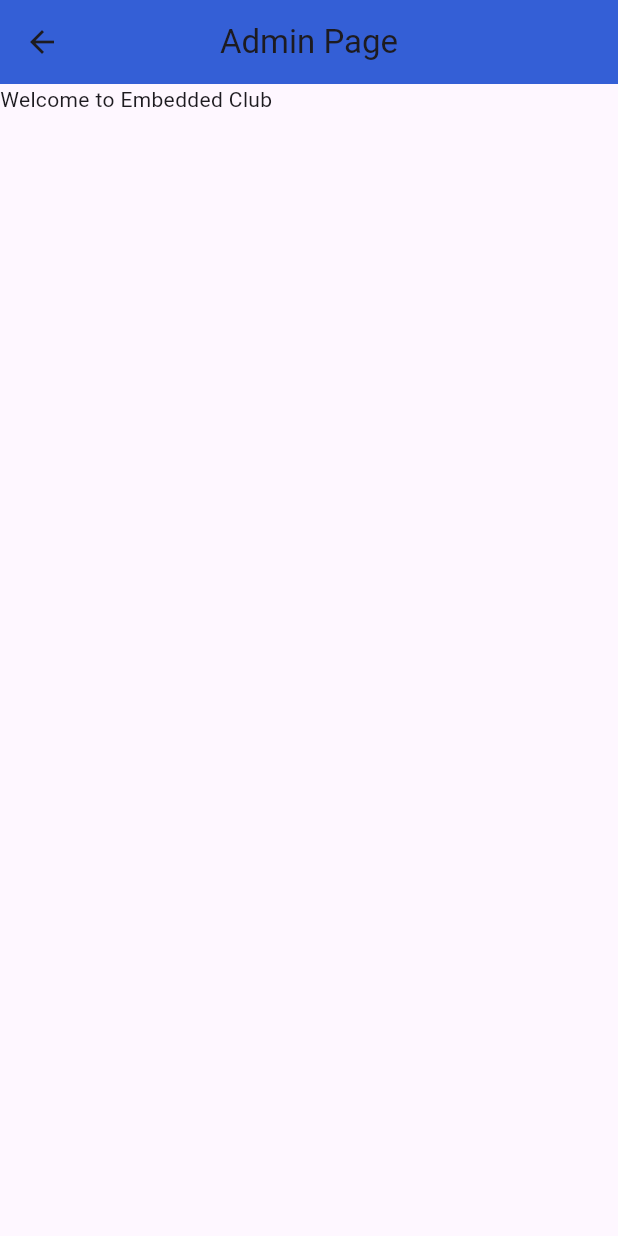
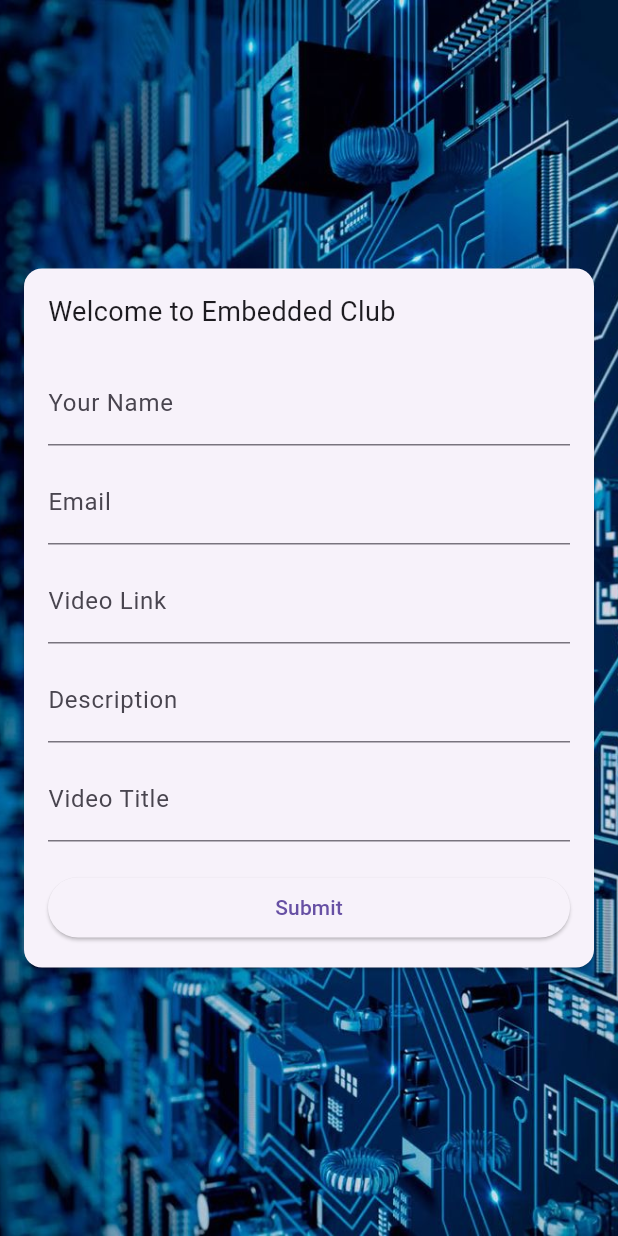
Before and after one commit to Bhaveshg4/Embedded-Club-Android-Application, a Flutter app: the AdminHome screen opened directly, on a phone screen of 412 x 824 dp. Run offline on Flutter 3.47's test engine with Material 3 defaults, Android fonts, the light colour scheme and no system bars; our stand-ins replace carousel_slider, chewie, cloud_firestore, firebase_core, firebase_messaging, google_sign_in and 1 more; accounts and stored records are empty.

Commit message:
Added more pages

```diff
--- a/lib/pages/AdminHome.dart
+++ b/lib/pages/AdminHome.dart
@@ -1,23 +1,135 @@
+import 'package:cloud_firestore/cloud_firestore.dart';
 import 'package:flutter/material.dart';
 
 class AdminHome extends StatefulWidget {
-  const AdminHome({super.key});
+  const AdminHome({Key? key}) : super(key: key);
 
   @override
   State<AdminHome> createState() => _AdminHomeState();
 }
 
 class _AdminHomeState extends State<AdminHome> {
+  final GlobalKey<FormState> _formKey = GlobalKey<FormState>();
+  TextEditingController _nameController = TextEditingController();
+  TextEditingController _emailController = TextEditingController();
+  TextEditingController _videoLinkController = TextEditingController();
+  TextEditingController _descriptionController = TextEditingController();
+  TextEditingController _videoTitleController = TextEditingController();
+
+  CollectionReference users = FirebaseFirestore.instance.collection('users');
+
   @override
   Widget build(BuildContext context) {
     return Scaffold(
-      appBar: AppBar(
-        centerTitle: true,
-        backgroundColor: const Color.fromARGB(255, 52, 95, 214),
-        title: const Text("Admin Page"),
-      ),
-      body: Column(
-        children: [const Text("Welcome to Embedded Club ")],
+      body: Container(
+        decoration: BoxDecoration(
+          // Add your background image or color here
+          image: DecorationImage(
+            image: AssetImage(
+                'assets/background_home.jpg'), // Replace with your image path
+            fit: BoxFit.cover,
+          ),
+        ),
+        child: Center(
+          child: SingleChildScrollView(
+            child: Card(
+              margin: const EdgeInsets.all(16.0),
+              child: Padding(
+                padding: const EdgeInsets.all(16.0),
+                child: Form(
+                  key: _formKey,
+                  child: Column(
+                    crossAxisAlignment: CrossAxisAlignment.stretch,
+                    children: [
+                      const Text(
+                        "Welcome to Embedded Club ",
+                        style: TextStyle(fontSize: 18),
+                      ),
+                      SizedBox(height: 20),
+                      TextFormField(
+                        controller: _nameController,
+                        decoration: InputDecoration(labelText: 'Your Name'),
+                        validator: (value) {
+                          if (value == null || value.isEmpty) {
+                            return 'Please enter your name';
+                          }
+                          return null;
+                        },
+                      ),
+                      SizedBox(height: 10),
+                      TextFormField(
+                        controller: _emailController,
+                        decoration: InputDecoration(labelText: 'Email'),
+                        validator: (value) {
+                          if (value == null || value.isEmpty) {
+                            return 'Please enter your email';
+                          } else if (!RegExp(
+                                  r'^[a-zA-Z0-9._%+-]+@[a-zA-Z0-9.-]+\.[a-zA-Z]{2,}$')
+                              .hasMatch(value)) {
+                            return 'Please enter a valid email';
+                          }
+                          return null;
+                        },
+                      ),
+                      SizedBox(height: 10),
+                      TextFormField(
+                        controller: _videoLinkController,
+                        decoration: InputDecoration(labelText: 'Video Link'),
+                        validator: (value) {
+                          // Add your video link validation logic here
+                          return null;
+                        },
+                      ),
+                      SizedBox(height: 10),
+                      TextFormField(
+                        controller: _descriptionController,
+                        decoration: InputDecoration(labelText: 'Description'),
+                        validator: (value) {
+                          if (value == null || value.isEmpty) {
+                            return 'Please enter a description';
+                          }
+                          return null;
+                        },
+                      ),
+                      SizedBox(height: 10),
+                      TextFormField(
+                        controller: _videoTitleController,
+                        decoration: InputDecoration(labelText: 'Video Title'),
+                        validator: (value) {
+                          if (value == null || value.isEmpty) {
+                            return 'Please enter a video title';
+                          }
+                          return null;
+                        },
+                      ),
+                      SizedBox(height: 20),
+                      ElevatedButton(
+                        onPressed: () async {
+                          if (_formKey.currentState?.validate() ?? false) {
+                            await users.add({
+                              'name': _nameController.text,
+                              'email': _emailController.text,
+                              'videoLink': _videoLinkController.text,
+                              'description': _descriptionController.text,
+                              'videoTitle': _videoTitleController.text,
+                            });
+
+                            ScaffoldMessenger.of(context).showSnackBar(
+                              SnackBar(
+                                content: Text('Form submitted successfully'),
+                              ),
+                            );
+                          }
+                        },
+                        child: Text('Submit'),
+                      ),
+                    ],
+                  ),
+                ),
+              ),
+            ),
+          ),
+        ),
       ),
     );
   }
--- a/lib/pages/homepage.dart
+++ b/lib/pages/homepage.dart
@@ -2,10 +2,13 @@ import 'package:flutter/material.dart';
 import 'package:carousel_slider/carousel_slider.dart';
 import 'package:cloud_firestore/cloud_firestore.dart';
 import 'package:flutter_application_1/pages/Achievements.dart';
+import 'package:flutter_application_1/pages/Announcements.dart';
+import 'package:flutter_application_1/pages/Community/Community.dart';
 import 'package:flutter_application_1/pages/Events.dart';
 import 'package:flutter_application_1/pages/Images.dart';
 import 'package:flutter_application_1/pages/UpcomingEvents.dart';
 import 'package:flutter_application_1/pages/developer.dart';
+import 'package:flutter_application_1/pages/placement.dart';
 import 'package:flutter_application_1/pages/teachers.dart';
 import 'package:flutter_application_1/pages/team.dart';
 import 'package:flutter_application_1/pages/videos.dart';
@@ -52,6 +55,9 @@ class _HomePageState extends State<HomePage> {
     GridItem('Upcoming Events', 'assets/next.png', () => UpcomingEventsPage()),
     GridItem("Event Images", "assets/background_images.png", () => Images()),
     GridItem("Video Tutorials", "assets/video.png", () => Videos()),
+    GridItem("Department Community", "assets/video.png", () => Community()),
+    GridItem("Announcements", "assets/video.png", () => Announcements()),
+    GridItem("Placement Info", "assets/video.png", () => Placement()),
   ];
 
   @override
--- a/pubspec.yaml
+++ b/pubspec.yaml
@@ -45,6 +45,8 @@ dependencies:
   path_provider: ^2.1.2
   chewie: ^1.7.4
   firebase_messaging: ^14.7.10
+  firebase_storage: ^11.6.5
+  shared_preferences: ^2.2.2
 
 dev_dependencies:
   flutter_test:
```
Also changed, not shown: lib/pages/Announcements.dart (added, +15 -0 lines), lib/pages/Community/Community.dart (added, +14 -0 lines), lib/pages/placement.dart (added, +14 -0 lines), pubspec.lock, 3 other files.
